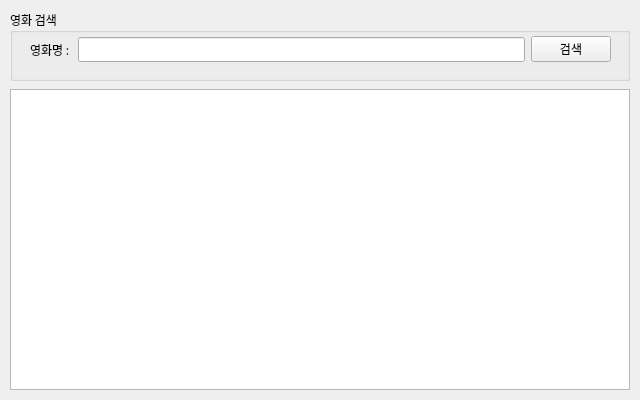
sso-o22/miniprojects, file part1/studyPyQt/naverApiMovie.ui: the form before one commit.
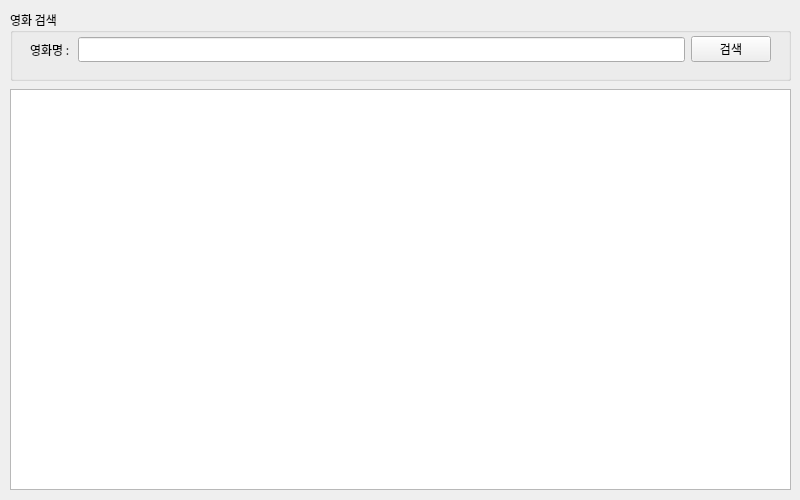
The form after the commit.

The edit to the form file:
```diff
--- a/part1/studyPyQt/naverApiMovie.ui
+++ b/part1/studyPyQt/naverApiMovie.ui
@@ -6,8 +6,8 @@
    <rect>
     <x>0</x>
     <y>0</y>
-    <width>640</width>
-    <height>400</height>
+    <width>800</width>
+    <height>500</height>
    </rect>
   </property>
   <property name="sizePolicy">
@@ -18,14 +18,14 @@
   </property>
   <property name="minimumSize">
    <size>
-    <width>640</width>
-    <height>400</height>
+    <width>800</width>
+    <height>500</height>
    </size>
   </property>
   <property name="maximumSize">
    <size>
-    <width>640</width>
-    <height>400</height>
+    <width>800</width>
+    <height>500</height>
    </size>
   </property>
   <property name="font">
@@ -41,7 +41,7 @@
     <rect>
      <x>10</x>
      <y>10</y>
-     <width>620</width>
+     <width>781</width>
      <height>71</height>
     </rect>
    </property>
@@ -56,7 +56,7 @@
         <rect>
          <x>20</x>
          <y>24</y>
-         <width>581</width>
+         <width>741</width>
          <height>31</height>
         </rect>
        </property>
@@ -89,8 +89,8 @@
     <rect>
      <x>10</x>
      <y>89</y>
-     <width>620</width>
-     <height>301</height>
+     <width>781</width>
+     <height>401</height>
     </rect>
    </property>
    <layout class="QVBoxLayout" name="resultLayout">
```
